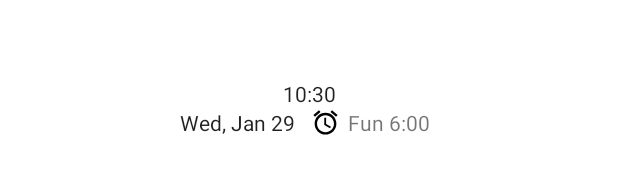
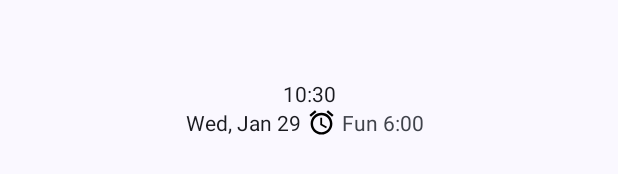
Before and after one commit to milesich/ClockWidget, an Android app: the layout widget_default.xml on its own in the app's theme, with its tools: preview values and no code run, on a phone screen of 412 x 824 dp. Shown: the part 510-684 px from the top of the screen. Run offline under Robolectric (Android 15) with nearby library versions, the phone set to English and light mode, and no system bars.

Commit message:
colors and fonts

```diff
--- a/app/src/main/res/layout/alarm.xml
+++ b/app/src/main/res/layout/alarm.xml
@@ -9,7 +9,7 @@
         android:id="@+id/alarmIcon"
         android:layout_width="wrap_content"
         android:layout_height="match_parent"
-        android:layout_marginRight="5dp"
+        android:layout_marginRight="4dp"
         android:adjustViewBounds="true"
         android:contentDescription="@null"
         android:scaleType="fitCenter"
--- a/app/src/main/res/layout/settings_activity.xml
+++ b/app/src/main/res/layout/settings_activity.xml
@@ -7,7 +7,8 @@
     <FrameLayout
         android:id="@+id/preview"
         android:layout_width="match_parent"
-        android:layout_height="200dp" />
+        android:layout_height="200dp"
+        android:padding="10dp" />
 
     <FrameLayout
         android:id="@+id/settings"
--- a/app/src/main/res/layout/widget_layout_default.xml
+++ b/app/src/main/res/layout/widget_default.xml
@@ -1,6 +1,6 @@
 <?xml version="1.0" encoding="utf-8"?>
 <LinearLayout xmlns:android="http://schemas.android.com/apk/res/android"
-    android:id="@+id/cw_frame"
+    android:id="@android:id/background"
     android:layout_width="match_parent"
     android:layout_height="match_parent"
     android:layout_marginHorizontal="0dp"
@@ -21,13 +21,13 @@
             layout="@layout/date"
             android:layout_width="wrap_content"
             android:layout_height="match_parent"
-            android:layout_marginHorizontal="5dp" />
+            android:layout_marginRight="2dp" />
 
         <include
             layout="@layout/alarm"
             android:layout_width="wrap_content"
             android:layout_height="match_parent"
-            android:layout_marginHorizontal="5dp" />
+            android:layout_marginLeft="2dp" />
     </LinearLayout>
 
 </LinearLayout>
--- a/app/src/main/res/values-night/themes.xml
+++ b/app/src/main/res/values-night/themes.xml
@@ -1,16 +1,5 @@
 <resources xmlns:tools="http://schemas.android.com/tools">
     <!-- Base application theme. -->
-    <style name="Theme.ClockWidget" parent="Theme.MaterialComponents.DayNight.DarkActionBar">
-        <!-- Primary brand color. -->
-        <item name="colorPrimary">@color/purple_200</item>
-        <item name="colorPrimaryVariant">@color/purple_700</item>
-        <item name="colorOnPrimary">@color/black</item>
-        <!-- Secondary brand color. -->
-        <item name="colorSecondary">@color/teal_200</item>
-        <item name="colorSecondaryVariant">@color/teal_200</item>
-        <item name="colorOnSecondary">@color/black</item>
-        <!-- Status bar color. -->
-        <item name="android:statusBarColor">?attr/colorPrimaryVariant</item>
-        <!-- Customize your theme here. -->
+    <style name="Theme.ClockWidget" parent="Theme.Material3.DynamicColors.DayNight">
     </style>
 </resources>
--- a/app/src/main/res/values-v31/styles.xml
+++ b/app/src/main/res/values-v31/styles.xml
@@ -3,13 +3,13 @@
     <style name="Widget.ClockWidget.AppWidget.Container" parent="android:Widget">
         <item name="android:id">@android:id/background</item>
         <item name="android:padding">?attr/appWidgetPadding</item>
-        <item name="android:background">@drawable/app_widget_background</item>
+<!--        <item name="android:background">@drawable/app_widget_background</item>-->
         <item name="android:clipToOutline">true</item>
     </style>
 
     <style name="Widget.ClockWidget.AppWidget.InnerView" parent="android:Widget">
         <item name="android:padding">?attr/appWidgetPadding</item>
-        <item name="android:background">@drawable/app_widget_inner_view_background</item>
+<!--        <item name="android:background">@drawable/app_widget_inner_view_background</item>-->
         <item name="android:textColor">?android:attr/textColorPrimary</item>
         <item name="android:clipToOutline">true</item>
     </style>
--- a/app/src/main/res/values/strings.xml
+++ b/app/src/main/res/values/strings.xml
@@ -4,7 +4,7 @@
     <string name="save_title">Save</string>
 
     <!-- Preference Titles -->
-    <string name="layout_header">Layout</string>
+    <string name="general_header">General</string>
     <string name="time_header">Time</string>
     <string name="date_header">Date</string>
     <string name="alarm_header">Alarm</string>
--- a/app/src/main/res/values/themes.xml
+++ b/app/src/main/res/values/themes.xml
@@ -1,17 +1,6 @@
 <resources xmlns:tools="http://schemas.android.com/tools">
     <!-- Base application theme. -->
-    <style name="Theme.ClockWidget" parent="Theme.MaterialComponents.DayNight.DarkActionBar">
-        <!-- Primary brand color. -->
-        <item name="colorPrimary">@color/purple_500</item>
-        <item name="colorPrimaryVariant">@color/purple_700</item>
-        <item name="colorOnPrimary">@color/white</item>
-        <!-- Secondary brand color. -->
-        <item name="colorSecondary">@color/teal_200</item>
-        <item name="colorSecondaryVariant">@color/teal_700</item>
-        <item name="colorOnSecondary">@color/black</item>
-        <!-- Status bar color. -->
-        <item name="android:statusBarColor">?attr/colorPrimaryVariant</item>
-        <!-- Customize your theme here. -->
+    <style name="Theme.ClockWidget" parent="Theme.Material3.DynamicColors.DayNight">
     </style>
 
     <style name="Theme.ClockWidget.AppWidgetContainerParent" parent="@android:style/Theme.DeviceDefault">
--- a/app/src/main/res/xml/clock_widget_info.xml
+++ b/app/src/main/res/xml/clock_widget_info.xml
@@ -1,10 +1,10 @@
 <?xml version="1.0" encoding="utf-8"?>
 <appwidget-provider xmlns:android="http://schemas.android.com/apk/res/android"
     android:configure="km.clock.widget.SettingsActivity"
-    android:initialLayout="@layout/widget_layout_default"
+    android:initialLayout="@layout/widget_default"
     android:minWidth="20dp"
     android:minHeight="20dp"
-    android:previewLayout="@layout/widget_layout_default"
+    android:previewLayout="@layout/widget_default"
     android:resizeMode="horizontal|vertical"
     android:targetCellWidth="1"
     android:targetCellHeight="1"
```
Also changed, not shown: app/src/main/java/km/clock/widget/SettingsActivity.kt (+25 -4 lines), app/src/main/java/km/clock/widget/SettingsFragment.kt (+9 -13 lines), app/src/main/java/km/clock/widget/WidgetViewCreator.kt (+41 -24 lines), app/src/main/res/drawable-v21/app_widget_background.xml (deleted, +0 -10 lines), app/src/main/res/drawable-v21/app_widget_inner_view_background.xml (deleted, +0 -10 lines), app/src/main/res/values-v21/styles.xml (deleted, +0 -14 lines), app/src/main/res/xml/root_preferences.xml (+9 -26 lines).
